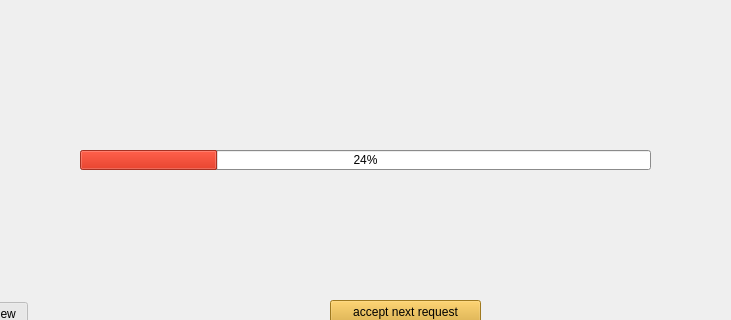
Above: pyTools/gui/videoPlayer.ui from groakat/videotagger before the change; both pictures show x 170 to 901 and y 250 to 570 of the 1312 by 826 pixel window. Below: the same form after it.
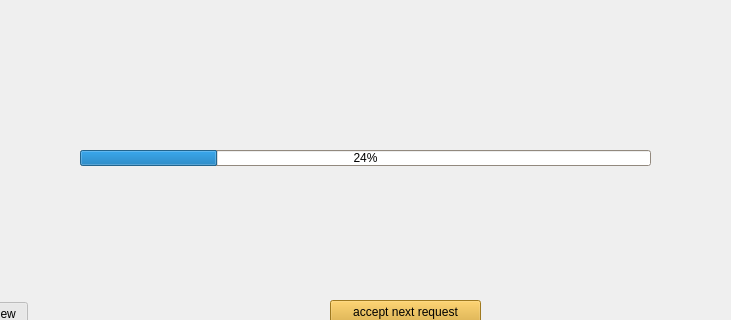
That is the form after the change. Icons and pictures are not drawn. Custom widgets are drawn as their Qt base class.

Commit message: made rewind-on-click flag active again, controls now if bookmark is used after label request from learner

What changed in the file:
```diff
--- a/pyTools/gui/videoPlayer.ui
+++ b/pyTools/gui/videoPlayer.ui
@@ -618,7 +618,7 @@
      <x>250</x>
      <y>400</y>
      <width>571</width>
-     <height>20</height>
+     <height>16</height>
     </rect>
    </property>
    <property name="palette">
@@ -636,9 +636,9 @@
       <colorrole role="Button">
        <brush brushstyle="SolidPattern">
         <color alpha="255">
-         <red>195</red>
-         <green>195</green>
-         <blue>195</blue>
+         <red>205</red>
+         <green>192</green>
+         <blue>176</blue>
         </color>
        </brush>
       </colorrole>
@@ -654,27 +654,27 @@
       <colorrole role="Midlight">
        <brush brushstyle="SolidPattern">
         <color alpha="255">
-         <red>225</red>
-         <green>225</green>
-         <blue>225</blue>
+         <red>230</red>
+         <green>223</green>
+         <blue>215</blue>
         </color>
        </brush>
       </colorrole>
       <colorrole role="Dark">
        <brush brushstyle="SolidPattern">
         <color alpha="255">
-         <red>97</red>
-         <green>97</green>
-         <blue>97</blue>
+         <red>102</red>
+         <green>96</green>
+         <blue>88</blue>
         </color>
        </brush>
       </colorrole>
       <colorrole role="Mid">
        <brush brushstyle="SolidPattern">
         <color alpha="255">
-         <red>130</red>
-         <green>130</green>
-         <blue>130</blue>
+         <red>137</red>
+         <green>128</green>
+         <blue>117</blue>
         </color>
        </brush>
       </colorrole>
@@ -717,9 +717,9 @@
       <colorrole role="Window">
        <brush brushstyle="SolidPattern">
         <color alpha="255">
-         <red>195</red>
-         <green>195</green>
-         <blue>195</blue>
+         <red>205</red>
+         <green>192</green>
+         <blue>176</blue>
         </color>
        </brush>
       </colorrole>
@@ -732,21 +732,12 @@
         </color>
        </brush>
       </colorrole>
-      <colorrole role="Highlight">
-       <brush brushstyle="SolidPattern">
-        <color alpha="255">
-         <red>232</red>
-         <green>69</green>
-         <blue>48</blue>
-        </color>
-       </brush>
-      </colorrole>
       <colorrole role="AlternateBase">
        <brush brushstyle="SolidPattern">
         <color alpha="255">
-         <red>225</red>
-         <green>225</green>
-         <blue>225</blue>
+         <red>230</red>
+         <green>223</green>
+         <blue>215</blue>
         </color>
        </brush>
       </colorrole>
@@ -782,9 +773,9 @@
       <colorrole role="Button">
        <brush brushstyle="SolidPattern">
         <color alpha="255">
-         <red>195</red>
-         <green>195</green>
-         <blue>195</blue>
+         <red>205</red>
+         <green>192</green>
+         <blue>176</blue>
         </color>
        </brush>
       </colorrole>
@@ -800,27 +791,27 @@
       <colorrole role="Midlight">
        <brush brushstyle="SolidPattern">
         <color alpha="255">
-         <red>225</red>
-         <green>225</green>
-         <blue>225</blue>
+         <red>230</red>
+         <green>223</green>
+         <blue>215</blue>
         </color>
        </brush>
       </colorrole>
       <colorrole role="Dark">
        <brush brushstyle="SolidPattern">
         <color alpha="255">
-         <red>97</red>
-         <green>97</green>
-         <blue>97</blue>
+         <red>102</red>
+         <green>96</green>
+         <blue>88</blue>
         </color>
        </brush>
       </colorrole>
       <colorrole role="Mid">
        <brush brushstyle="SolidPattern">
         <color alpha="255">
-         <red>130</red>
-         <green>130</green>
-         <blue>130</blue>
+         <red>137</red>
+         <green>128</green>
+         <blue>117</blue>
         </color>
        </brush>
       </colorrole>
@@ -863,9 +854,9 @@
       <colorrole role="Window">
        <brush brushstyle="SolidPattern">
         <color alpha="255">
-         <red>195</red>
-         <green>195</green>
-         <blue>195</blue>
+         <red>205</red>
+         <green>192</green>
+         <blue>176</blue>
         </color>
        </brush>
       </colorrole>
@@ -878,21 +869,12 @@
         </color>
        </brush>
       </colorrole>
-      <colorrole role="Highlight">
-       <brush brushstyle="SolidPattern">
-        <color alpha="255">
-         <red>232</red>
-         <green>69</green>
-         <blue>48</blue>
-        </color>
-       </brush>
-      </colorrole>
       <colorrole role="AlternateBase">
        <brush brushstyle="SolidPattern">
         <color alpha="255">
-         <red>225</red>
-         <green>225</green>
-         <blue>225</blue>
+         <red>230</red>
+         <green>223</green>
+         <blue>215</blue>
         </color>
        </brush>
       </colorrole>
@@ -919,18 +901,18 @@
       <colorrole role="WindowText">
        <brush brushstyle="SolidPattern">
         <color alpha="255">
-         <red>97</red>
-         <green>97</green>
-         <blue>97</blue>
+         <red>102</red>
+         <green>96</green>
+         <blue>88</blue>
         </color>
        </brush>
       </colorrole>
       <colorrole role="Button">
        <brush brushstyle="SolidPattern">
         <color alpha="255">
-         <red>195</red>
-         <green>195</green>
-         <blue>195</blue>
+         <red>205</red>
+         <green>192</green>
+         <blue>176</blue>
         </color>
        </brush>
       </colorrole>
@@ -946,36 +928,36 @@
       <colorrole role="Midlight">
        <brush brushstyle="SolidPattern">
         <color alpha="255">
-         <red>225</red>
-         <green>225</green>
-         <blue>225</blue>
+         <red>230</red>
+         <green>223</green>
+         <blue>215</blue>
         </color>
        </brush>
       </colorrole>
       <colorrole role="Dark">
        <brush brushstyle="SolidPattern">
         <color alpha="255">
-         <red>97</red>
-         <green>97</green>
-         <blue>97</blue>
+         <red>102</red>
+         <green>96</green>
+         <blue>88</blue>
         </color>
        </brush>
       </colorrole>
       <colorrole role="Mid">
        <brush brushstyle="SolidPattern">
         <color alpha="255">
-         <red>130</red>
-         <green>130</green>
-         <blue>130</blue>
+         <red>137</red>
+         <green>128</green>
+         <blue>117</blue>
         </color>
        </brush>
       </colorrole>
       <colorrole role="Text">
        <brush brushstyle="SolidPattern">
         <color alpha="255">
-         <red>97</red>
-         <green>97</green>
-         <blue>97</blue>
+         <red>102</red>
+         <green>96</green>
+         <blue>88</blue>
         </color>
        </brush>
       </colorrole>
@@ -991,27 +973,27 @@
       <colorrole role="ButtonText">
        <brush brushstyle="SolidPattern">
         <color alpha="255">
-         <red>97</red>
-         <green>97</green>
-         <blue>97</blue>
+         <red>102</red>
+         <green>96</green>
+         <blue>88</blue>
         </color>
        </brush>
       </colorrole>
       <colorrole role="Base">
        <brush brushstyle="SolidPattern">
         <color alpha="255">
-         <red>195</red>
-         <green>195</green>
-         <blue>195</blue>
+         <red>205</red>
+         <green>192</green>
+         <blue>176</blue>
         </color>
        </brush>
       </colorrole>
       <colorrole role="Window">
        <brush brushstyle="SolidPattern">
         <color alpha="255">
-         <red>195</red>
-         <green>195</green>
-         <blue>195</blue>
+         <red>205</red>
+         <green>192</green>
+         <blue>176</blue>
         </color>
        </brush>
       </colorrole>
@@ -1024,21 +1006,12 @@
         </color>
        </brush>
       </colorrole>
-      <colorrole role="Highlight">
-       <brush brushstyle="SolidPattern">
-        <color alpha="255">
-         <red>205</red>
-         <green>200</green>
-         <blue>198</blue>
-        </color>
-       </brush>
-      </colorrole>
       <colorrole role="AlternateBase">
        <brush brushstyle="SolidPattern">
         <color alpha="255">
-         <red>195</red>
-         <green>195</green>
-         <blue>195</blue>
+         <red>205</red>
+         <green>192</green>
+         <blue>176</blue>
         </color>
        </brush>
       </colorrole>
```
The commit also changes 2 other files.
